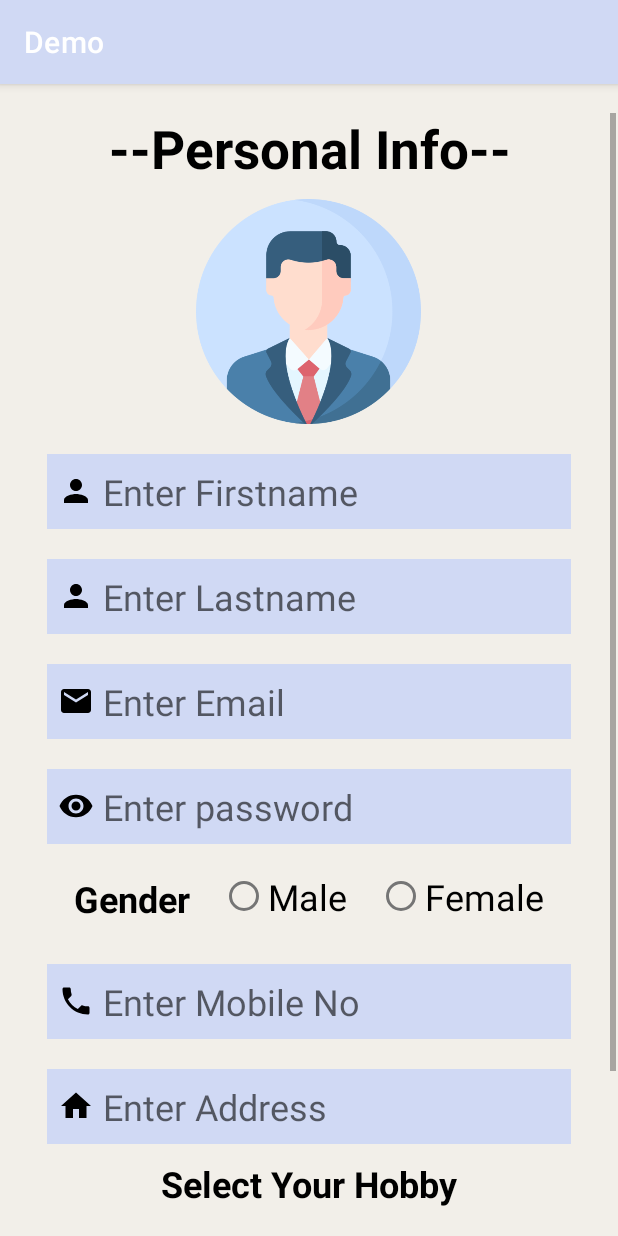
After one commit to siddharth7247/demo_project, an Android app: the SignUp screen opened directly, with no data from a screen before it, on a phone screen of 412 x 824 dp. The commit adds this screen. Run offline under Robolectric (Android 15) with nearby library versions, the phone set to English and light mode, and no system bars.

Commit message:
Sign up activity added

```diff
--- a/app/src/main/java/IntentDemo/HomeActivity.kt
+++ b/app/src/main/java/IntentDemo/HomeActivity.kt
@@ -14,10 +14,10 @@ class HomeActivity : AppCompatActivity() {
         Log.d("onCreate","OnCreate Called?")
 
         var txtuname = findViewById<TextView>(R.id.txtuname)
-        var txtpass = findViewById<TextView>(R.id.txtpass)
+        val txtpass = findViewById<TextView>(R.id.txtpass)
 
         var bundle : Bundle? = intent.extras
-        var username = bundle?.get("username")
+        val username = bundle?.get("username")
         var password = bundle?.get("password")
 
         txtuname.text = username.toString()
--- a/app/src/main/java/com/example/demo/MainActivity.kt
+++ b/app/src/main/java/com/example/demo/MainActivity.kt
@@ -20,9 +20,6 @@ class MainActivity : AppCompatActivity() {
         btnIntent = findViewById<Button>(R.id.intentDemo)
         btnConstaint = findViewById<Button>(R.id.ConstraintLayoutDemo)
 
-        var myToast = Toast.makeText(applicationContext,"Activity created",Toast.LENGTH_LONG)
-        myToast.show()
-
         btnIntent.setOnClickListener(){
             intent = Intent(applicationContext, LoginActivity::class.java)
             startActivity(intent)
--- /dev/null
+++ b/app/src/main/java/com/example/demo/SignUp.kt
@@ -0,0 +1,20 @@
+package com.example.demo
+
+import android.os.Bundle
+import androidx.activity.enableEdgeToEdge
+import androidx.appcompat.app.AppCompatActivity
+import androidx.core.view.ViewCompat
+import androidx.core.view.WindowInsetsCompat
+
+class SignUp : AppCompatActivity() {
+    override fun onCreate(savedInstanceState: Bundle?) {
+        super.onCreate(savedInstanceState)
+        enableEdgeToEdge()
+        setContentView(R.layout.activity_sign_up)
+        ViewCompat.setOnApplyWindowInsetsListener(findViewById(R.id.main)) { v, insets ->
+            val systemBars = insets.getInsets(WindowInsetsCompat.Type.systemBars())
+            v.setPadding(systemBars.left, systemBars.top, systemBars.right, systemBars.bottom)
+            insets
+        }
+    }
+}
--- /dev/null
+++ b/app/src/main/res/drawable/email.xml
@@ -0,0 +1,5 @@
+<vector xmlns:android="http://schemas.android.com/apk/res/android" android:height="24dp" android:tint="#000000" android:viewportHeight="24" android:viewportWidth="24" android:width="24dp">
+
+    <path android:fillColor="@android:color/white" android:pathData="M20,4L4,4c-1.1,0 -1.99,0.9 -1.99,2L2,18c0,1.1 0.9,2 2,2h16c1.1,0 2,-0.9 2,-2L22,6c0,-1.1 -0.9,-2 -2,-2zM20,8l-8,5 -8,-5L4,6l8,5 8,-5v2z"/>
+
+</vector>
--- /dev/null
+++ b/app/src/main/res/drawable/home.xml
@@ -0,0 +1,5 @@
+<vector xmlns:android="http://schemas.android.com/apk/res/android" android:height="24dp" android:tint="#000000" android:viewportHeight="24" android:viewportWidth="24" android:width="24dp">
+
+    <path android:fillColor="@android:color/white" android:pathData="M10,20v-6h4v6h5v-8h3L12,3 2,12h3v8z"/>
+
+</vector>
--- /dev/null
+++ b/app/src/main/res/drawable/password.xml
@@ -0,0 +1,5 @@
+<vector xmlns:android="http://schemas.android.com/apk/res/android" android:height="24dp" android:tint="#000000" android:viewportHeight="24" android:viewportWidth="24" android:width="24dp">
+
+    <path android:fillColor="@android:color/white" android:pathData="M12,4.5C7,4.5 2.73,7.61 1,12c1.73,4.39 6,7.5 11,7.5s9.27,-3.11 11,-7.5c-1.73,-4.39 -6,-7.5 -11,-7.5zM12,17c-2.76,0 -5,-2.24 -5,-5s2.24,-5 5,-5 5,2.24 5,5 -2.24,5 -5,5zM12,9c-1.66,0 -3,1.34 -3,3s1.34,3 3,3 3,-1.34 3,-3 -1.34,-3 -3,-3z"/>
+
+</vector>
--- /dev/null
+++ b/app/src/main/res/drawable/person.xml
@@ -0,0 +1,5 @@
+<vector xmlns:android="http://schemas.android.com/apk/res/android" android:height="24dp" android:tint="#000000" android:viewportHeight="24" android:viewportWidth="24" android:width="24dp">
+
+    <path android:fillColor="@android:color/white" android:pathData="M12,12c2.21,0 4,-1.79 4,-4s-1.79,-4 -4,-4 -4,1.79 -4,4 1.79,4 4,4zM12,14c-2.67,0 -8,1.34 -8,4v2h16v-2c0,-2.66 -5.33,-4 -8,-4z"/>
+
+</vector>
--- /dev/null
+++ b/app/src/main/res/drawable/phone.xml
@@ -0,0 +1,5 @@
+<vector xmlns:android="http://schemas.android.com/apk/res/android" android:height="24dp" android:tint="#000000" android:viewportHeight="24" android:viewportWidth="24" android:width="24dp">
+
+    <path android:fillColor="@android:color/white" android:pathData="M6.62,10.79c1.44,2.83 3.76,5.14 6.59,6.59l2.2,-2.2c0.27,-0.27 0.67,-0.36 1.02,-0.24 1.12,0.37 2.33,0.57 3.57,0.57 0.55,0 1,0.45 1,1V20c0,0.55 -0.45,1 -1,1 -9.39,0 -17,-7.61 -17,-17 0,-0.55 0.45,-1 1,-1h3.5c0.55,0 1,0.45 1,1 0,1.25 0.2,2.45 0.57,3.57 0.11,0.35 0.03,0.74 -0.25,1.02l-2.2,2.2z"/>
+
+</vector>
--- /dev/null
+++ b/app/src/main/res/layout/activity_sign_up.xml
@@ -0,0 +1,216 @@
+<?xml version="1.0" encoding="utf-8"?>
+<androidx.constraintlayout.widget.ConstraintLayout xmlns:android="http://schemas.android.com/apk/res/android"
+    xmlns:app="http://schemas.android.com/apk/res-auto"
+    xmlns:tools="http://schemas.android.com/tools"
+    android:id="@+id/main"
+    android:layout_width="match_parent"
+    android:layout_height="match_parent"
+    android:background="#F2EFE9"
+    tools:context=".SignUp">
+
+    <ScrollView
+
+        android:layout_width="409dp"
+        android:layout_height="729dp"
+        android:background="#F2EFE9"
+        tools:layout_editor_absoluteX="1dp"
+        tools:layout_editor_absoluteY="1dp"
+        app:layout_constraintStart_toStartOf="parent"
+        app:layout_constraintEnd_toEndOf="parent"
+        app:layout_constraintBottom_toBottomOf="parent"
+        app:layout_constraintTop_toTopOf="parent"
+        >
+
+        <LinearLayout
+            android:layout_width="match_parent"
+            android:layout_height="wrap_content"
+            android:background="#F2EFE9"
+            android:gravity="center"
+            android:orientation="vertical">
+
+            <TextView
+                android:layout_width="wrap_content"
+                android:layout_height="wrap_content"
+                android:gravity="center"
+                android:text="--Personal Info--"
+                android:textColor="@color/black"
+                android:textSize="35dp"
+                android:textStyle="bold" />
+
+            <ImageView
+                android:id="@+id/profileImg"
+                android:layout_width="150dp"
+                android:layout_height="150dp"
+                android:layout_marginTop="10dp"
+                android:src="@drawable/profile" />
+
+            <EditText
+                android:id="@+id/firstName"
+                android:layout_width="match_parent"
+                android:layout_height="50dp"
+                android:layout_marginStart="30dp"
+                android:layout_marginTop="20dp"
+                android:layout_marginEnd="30dp"
+                android:background="#D0D9F4"
+                android:drawableLeft="@drawable/person"
+                android:hint=" Enter Firstname"
+                android:padding="7dp"
+                android:textSize="24dp" />
+
+            <EditText
+                android:id="@+id/lastName"
+                android:layout_width="match_parent"
+                android:layout_height="50dp"
+                android:layout_marginStart="30dp"
+                android:layout_marginTop="20dp"
+                android:layout_marginEnd="30dp"
+                android:background="#D0D9F4"
+                android:drawableLeft="@drawable/person"
+                android:hint=" Enter Lastname"
+                android:padding="7dp"
+                android:textSize="24dp" />
+
+            <EditText
+                android:id="@+id/email"
+                android:layout_width="match_parent"
+                android:layout_height="50dp"
+                android:layout_marginStart="30dp"
+                android:layout_marginTop="20dp"
+                android:layout_marginEnd="30dp"
+                android:background="#D0D9F4"
+                android:drawableLeft="@drawable/email"
+                android:hint=" Enter Email"
+                android:padding="7dp"
+                android:textSize="24dp" />
+
+            <EditText
+                android:id="@+id/password"
+                android:layout_width="match_parent"
+                android:layout_height="50dp"
+                android:layout_marginStart="30dp"
+                android:layout_marginTop="20dp"
+                android:layout_marginEnd="30dp"
+                android:background="#D0D9F4"
+                android:drawableLeft="@drawable/password"
+                android:hint=" Enter password"
+                android:inputType="textPassword"
+                android:padding="7dp"
+                android:textSize="24dp" />
+
+            <RadioGroup
+                android:id="@+id/radioGroup"
+                android:layout_width="wrap_content"
+                android:layout_height="wrap_content"
+                android:layout_marginTop="10dp"
+                android:orientation="horizontal"
+                android:tag="Gender">
+
+                <TextView
+                    android:layout_width="wrap_content"
+                    android:layout_height="match_parent"
+                    android:layout_marginTop="10dp"
+                    android:text="Gender"
+                    android:textColor="@color/black"
+                    android:textSize="24dp"
+                    android:textStyle="bold" />
+
+                <RadioButton
+                    android:layout_width="wrap_content"
+                    android:layout_height="match_parent"
+                    android:layout_marginLeft="20dp"
+                    android:text="Male"
+                    android:textSize="24dp" />
+
+                <RadioButton
+                    android:layout_width="wrap_content"
+                    android:layout_height="match_parent"
+                    android:layout_marginStart="20dp"
+                    android:text="@string/female"
+                    android:textSize="24dp" />
+            </RadioGroup>
+
+            <EditText
+                android:id="@+id/phone"
+                android:layout_width="match_parent"
+                android:layout_height="50dp"
+                android:layout_marginStart="30dp"
+                android:layout_marginTop="20dp"
+                android:layout_marginEnd="30dp"
+                android:background="#D0D9F4"
+                android:drawableLeft="@drawable/phone"
+                android:hint=" Enter Mobile No"
+                android:inputType="textPassword"
+                android:padding="7dp"
+                android:textSize="24dp" />
+
+            <EditText
+                android:id="@+id/address"
+                android:layout_width="match_parent"
+                android:layout_height="50dp"
+                android:layout_marginStart="30dp"
+                android:layout_marginTop="20dp"
+                android:layout_marginEnd="30dp"
+                android:background="#D0D9F4"
+                android:drawableLeft="@drawable/home"
+                android:hint=" Enter Address"
+                android:padding="7dp"
+                android:textSize="24dp" />
+            <TextView
+                android:layout_width="wrap_content"
+                android:layout_height="match_parent"
+                android:layout_marginTop="10dp"
+                android:text="Select Your Hobby"
+                android:textColor="@color/black"
+                android:textSize="24dp"
+                android:textStyle="bold" />
+            <LinearLayout
+                android:orientation="horizontal"
+                android:layout_width="match_parent"
+                android:layout_height="wrap_content"
+                android:layout_marginTop="10dp"
+                >
+                <CheckBox
+                    android:layout_marginLeft="30dp"
+                    android:layout_width="wrap_content"
+                    android:layout_height="30dp"
+                    android:text="Cricket"
+                    android:textSize="24dp"/>
+                <CheckBox
+                    android:layout_width="wrap_content"
+                    android:layout_height="30dp"
+                    android:text="Football"
+                    android:textSize="24dp"/>
+                <CheckBox
+                    android:layout_width="wrap_content"
+                    android:layout_height="30dp"
+                    android:text="Reading"
+                    android:textSize="24dp"/>
+            </LinearLayout>
+            <LinearLayout
+                android:orientation="horizontal"
+                android:layout_width="match_parent"
+                android:layout_height="wrap_content"
+                android:layout_marginTop="10dp"
+                >
+
+                <Button
+                    android:text="Submit"
+                    android:textColor="@color/black"
+                    android:layout_marginStart="30dp"
+                    android:textSize="24sp"
+                    android:layout_width="wrap_content"
+                    android:layout_height="wrap_content" />
+                <Button
+                    android:text="Reseat"
+                    android:textColor="@color/black"
+                    android:layout_marginStart="75dp"
+                    android:textSize="24dp"
+                    android:layout_width="wrap_content"
+                    android:layout_height="wrap_content" />
+
+            </LinearLayout>
+
+
+        </LinearLayout>
+    </ScrollView>
+</androidx.constraintlayout.widget.ConstraintLayout>
--- a/app/src/main/res/values/strings.xml
+++ b/app/src/main/res/values/strings.xml
@@ -4,4 +4,5 @@
     <string name="title_home">Home</string>
     <string name="title_dashboard">Dashboard</string>
     <string name="title_notifications">Notifications</string>
+    <string name="female">Female</string>
 </resources>
--- a/app/src/main/res/values/themes.xml
+++ b/app/src/main/res/values/themes.xml
@@ -2,7 +2,7 @@
     <!-- Base application theme. -->
     <style name="Theme.Demo" parent="Theme.MaterialComponents.DayNight.DarkActionBar">
         <!-- Primary brand color. -->
-        <item name="colorPrimary">@color/purple_500</item>
+        <item name="colorPrimary">#D0D9F4</item>
         <item name="colorPrimaryVariant">@color/purple_700</item>
         <item name="colorOnPrimary">@color/white</item>
         <!-- Secondary brand color. -->
```
Also changed, not shown: app/src/main/AndroidManifest.xml (+12 -8 lines).
